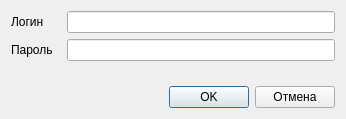
nio-kun/timetable, file authorization.ui: the form before one commit.
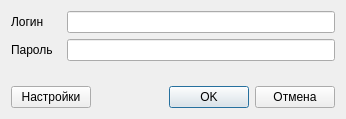
The form after the commit.

What changed in the file:
```diff
--- a/authorization.ui
+++ b/authorization.ui
@@ -85,6 +85,9 @@
        <property name="text">
         <string/>
        </property>
+       <property name="echoMode">
+        <enum>QLineEdit::Password</enum>
+       </property>
       </widget>
      </item>
     </layout>
@@ -104,6 +107,13 @@
    </item>
    <item>
     <layout class="QHBoxLayout" name="horizontalLayout_4">
+     <item>
+      <widget class="QPushButton" name="pushButton_3">
+       <property name="text">
+        <string>Настройки</string>
+       </property>
+      </widget>
+     </item>
      <item>
       <spacer name="horizontalSpacer">
        <property name="orientation">
@@ -122,6 +132,9 @@
        <property name="text">
         <string>OK</string>
        </property>
+       <property name="default">
+        <bool>true</bool>
+       </property>
       </widget>
      </item>
      <item>
```
